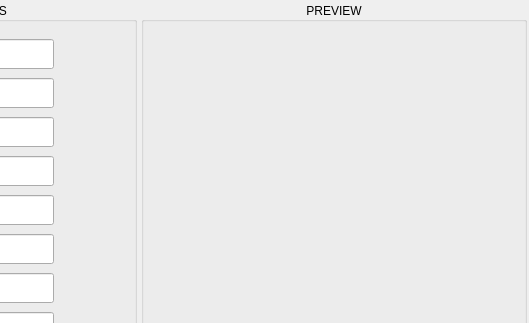
This is lib/python/qtvcp/lib/gcode_utility/hole_circle.ui in LinuxCNC/linuxcnc as Qt 5 draws it before an edit; both pictures show x 245 to 774 and y 0 to 323 of the 774 by 452 pixel window. The edited form follows.
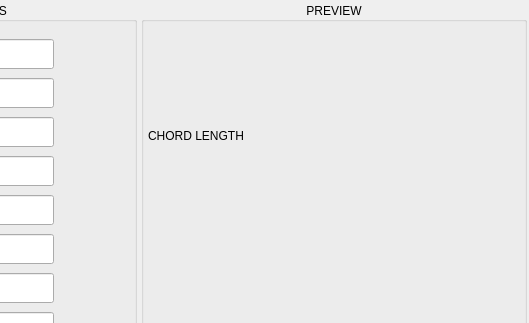
This is the edited form. Icons and pictures are not drawn.

Commit message:
qtvcp -hole_circle: add chord length info
In case you want to hand layout a bolt circle

```diff
--- a/lib/python/qtvcp/lib/gcode_utility/hole_circle.ui
+++ b/lib/python/qtvcp/lib/gcode_utility/hole_circle.ui
@@ -1189,7 +1189,7 @@
         <property name="alignment">
          <set>Qt::AlignCenter</set>
         </property>
-        <layout class="QVBoxLayout" name="layout_gb_preview" stretch="1,0">
+        <layout class="QVBoxLayout" name="layout_gb_preview" stretch="1,0,0">
          <property name="spacing">
           <number>4</number>
          </property>
@@ -1215,6 +1215,24 @@
            </property>
           </layout>
          </item>
+         <item>
+          <layout class="QHBoxLayout" name="horizontalLayout_14">
+           <item>
+            <widget class="QLabel" name="label_2">
+             <property name="text">
+              <string>CHORD LENGTH</string>
+             </property>
+            </widget>
+           </item>
+           <item>
+            <widget class="QLabel" name="label_chord_length">
+             <property name="text">
+              <string/>
+             </property>
+            </widget>
+           </item>
+          </layout>
+         </item>
          <item alignment="Qt::AlignBottom">
           <widget class="QWidget" name="widget_macro" native="true">
            <property name="maximumSize">
```
The commit also changes 1 other file.
